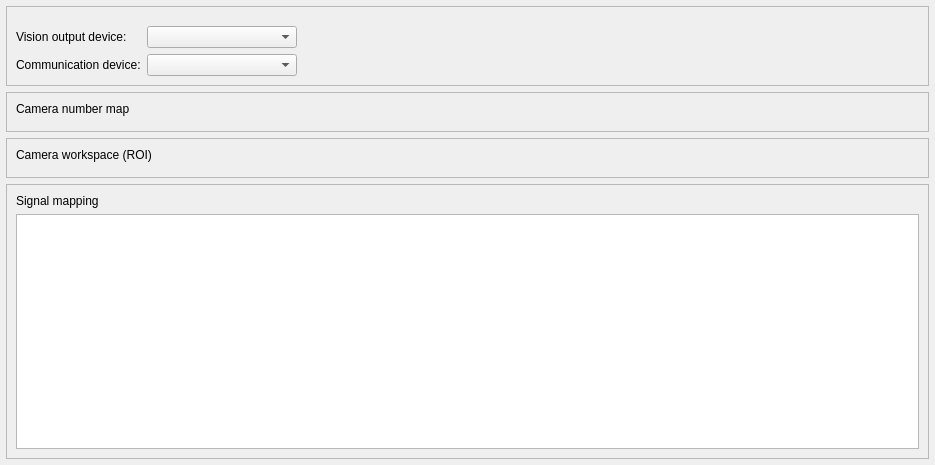
The window that src/ui/forms/task/localization_setting_widget.ui (gstorm-b/computer-vision-app) describes before a commit, drawn with Qt 5.
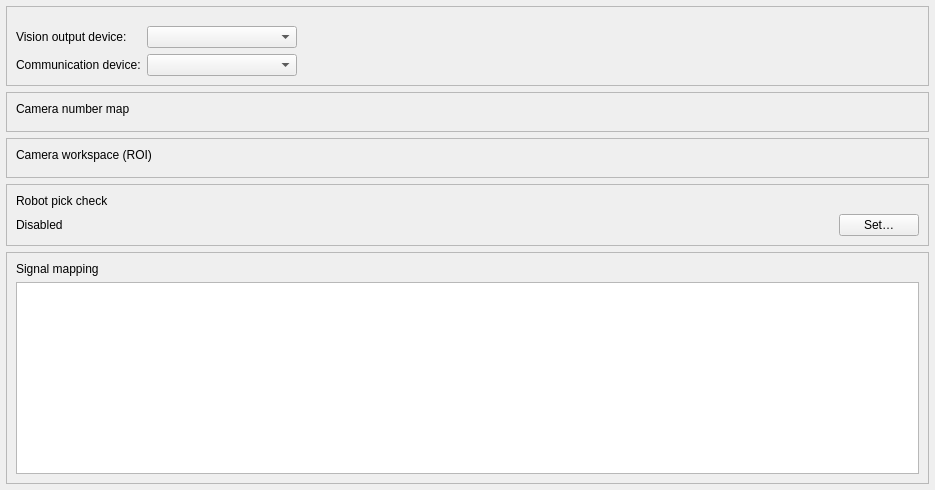
The same window after the commit. Custom widgets are drawn as their Qt base class.

What changed in the file:
```diff
--- a/src/ui/forms/task/localization_setting_widget.ui
+++ b/src/ui/forms/task/localization_setting_widget.ui
@@ -27,7 +27,7 @@
     <number>0</number>
    </property>
    <item>
-    <layout class="QVBoxLayout" name="vl_main_content" stretch="0,0,0,1">
+    <layout class="QVBoxLayout" name="vl_main_content" stretch="0,0,0,0,1">
      <property name="leftMargin">
       <number>6</number>
      </property>
@@ -143,6 +143,56 @@
        </layout>
       </widget>
      </item>
+     <item>
+      <widget class="FrameBox" name="frame_robot_check">
+       <property name="frameShape">
+        <enum>QFrame::Shape::StyledPanel</enum>
+       </property>
+       <property name="frameShadow">
+        <enum>QFrame::Shadow::Raised</enum>
+       </property>
+       <layout class="QVBoxLayout" name="verticalLayout_robot_check">
+        <item>
+         <widget class="QLabel" name="label_robot_check">
+          <property name="text">
+           <string>Robot pick check</string>
+          </property>
+         </widget>
+        </item>
+        <item>
+         <layout class="QHBoxLayout" name="hl_robot_check">
+          <item>
+           <widget class="QLabel" name="label_robot_check_summary">
+            <property name="text">
+             <string>Disabled</string>
+            </property>
+           </widget>
+          </item>
+          <item>
+           <spacer name="spacer_robot_check">
+            <property name="orientation">
+             <enum>Qt::Orientation::Horizontal</enum>
+            </property>
+            <property name="sizeHint" stdset="0">
+             <size>
+              <width>40</width>
+              <height>20</height>
+             </size>
+            </property>
+           </spacer>
+          </item>
+          <item>
+           <widget class="QPushButton" name="btn_robot_check_set">
+            <property name="text">
+             <string>Set…</string>
+            </property>
+           </widget>
+          </item>
+         </layout>
+        </item>
+       </layout>
+      </widget>
+     </item>
      <item>
       <widget class="FrameBox" name="frame_signal_map">
        <property name="minimumSize">
```
